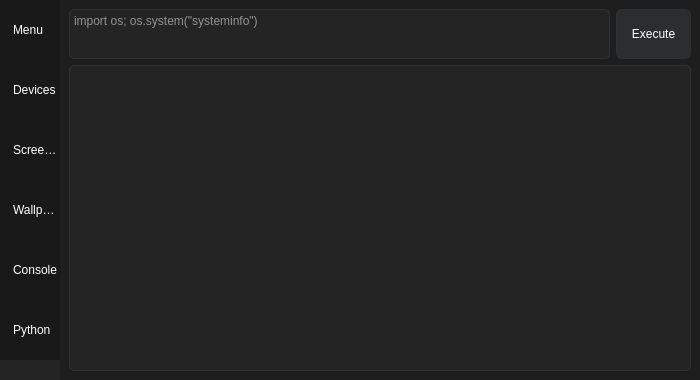
Above: admin/gui/gui.ui from BarsTiger/daunRat before the change. Below: the same form after it.
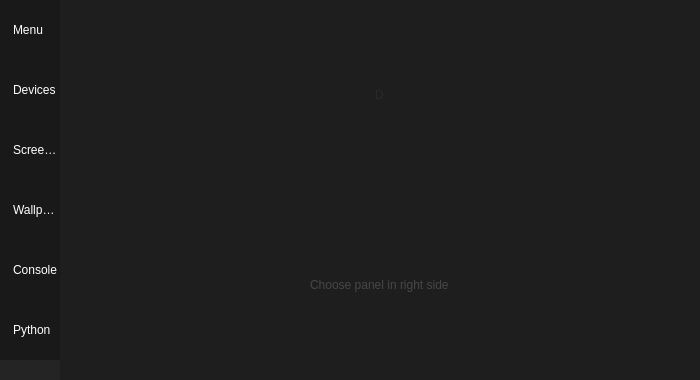
That is the form after the change. Icons and pictures are not drawn.

The edit to the form file:
```diff
--- a/admin/gui/gui.ui
+++ b/admin/gui/gui.ui
@@ -296,8 +296,48 @@
        </sizepolicy>
       </property>
       <property name="currentIndex">
-       <number>4</number>
+       <number>0</number>
       </property>
+      <widget class="QWidget" name="startPage">
+       <layout class="QVBoxLayout" name="verticalLayout_6">
+        <property name="spacing">
+         <number>0</number>
+        </property>
+        <property name="leftMargin">
+         <number>0</number>
+        </property>
+        <property name="topMargin">
+         <number>0</number>
+        </property>
+        <property name="rightMargin">
+         <number>0</number>
+        </property>
+        <property name="bottomMargin">
+         <number>0</number>
+        </property>
+        <item alignment="Qt::AlignHCenter|Qt::AlignVCenter">
+         <widget class="QLabel" name="dLogo">
+          <property name="styleSheet">
+           <string notr="true">font: 166pt &quot;Comic Sans MS&quot;;
+color: rgb(40, 40, 40);</string>
+          </property>
+          <property name="text">
+           <string>D</string>
+          </property>
+         </widget>
+        </item>
+        <item alignment="Qt::AlignHCenter|Qt::AlignVCenter">
+         <widget class="QLabel" name="label">
+          <property name="styleSheet">
+           <string notr="true">color: rgb(70, 70, 70);</string>
+          </property>
+          <property name="text">
+           <string>Choose panel in right side</string>
+          </property>
+         </widget>
+        </item>
+       </layout>
+      </widget>
       <widget class="QWidget" name="devicesPage">
        <layout class="QVBoxLayout" name="devicesButtonLayout">
         <item>
@@ -649,7 +689,7 @@
               <set>Qt::TextEditorInteraction</set>
              </property>
              <property name="placeholderText">
-              <string>import os; os.system(&quot;systeminfo&quot;)</string>
+              <string>os.system(&quot;systeminfo&quot;)</string>
              </property>
             </widget>
            </item>
```
